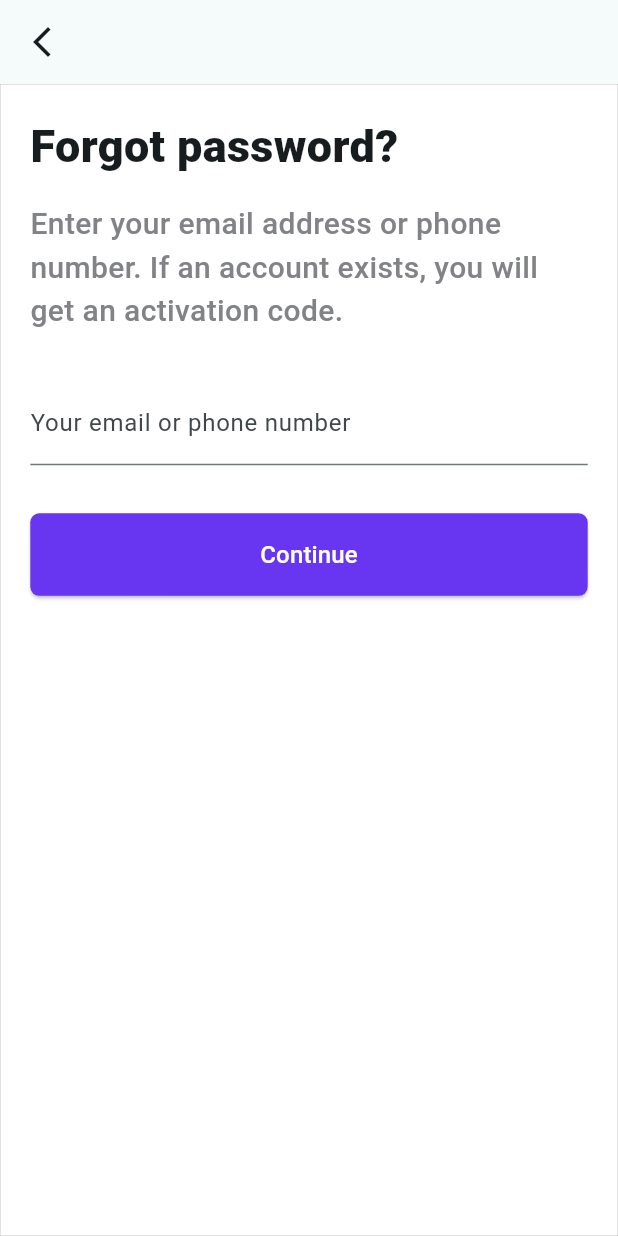
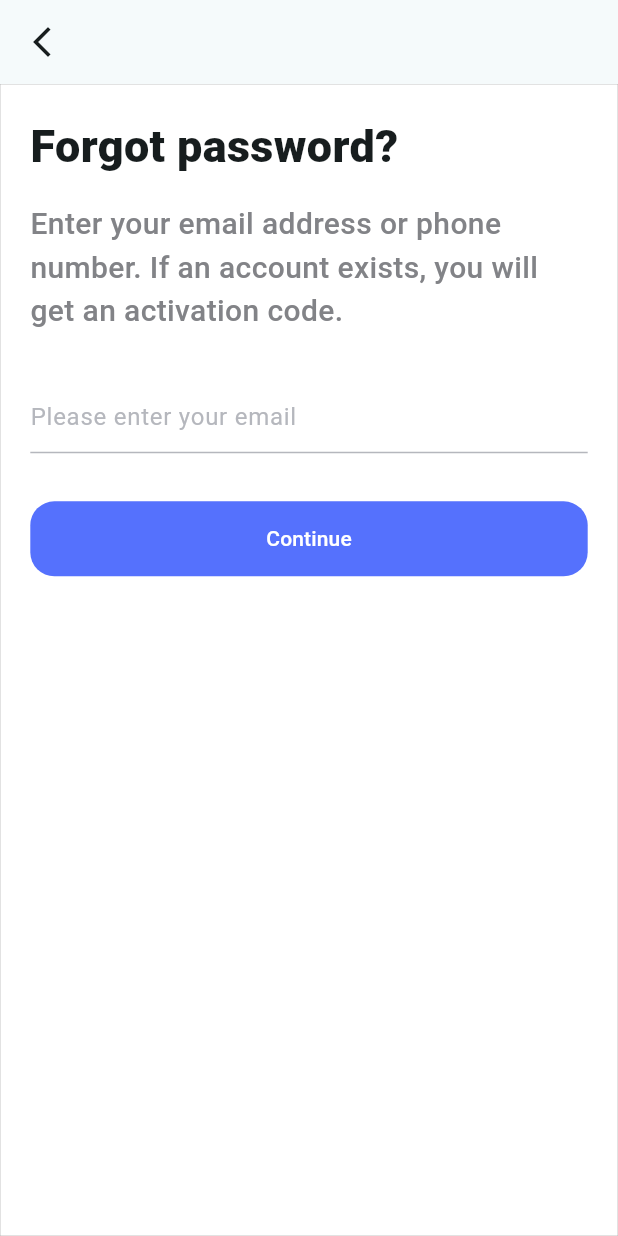
Before and after one commit to luan-thnh/zapp-app, a Flutter app: the ForgotPasswordScreen screen opened directly, on a phone screen of 412 x 824 dp. Run offline on Flutter 3.47's test engine with Material 3 defaults, Android fonts, the phone set to English and light mode, and no system bars; our stand-ins replace cloud_firestore, connectivity_plus, firebase_auth, firebase_core, firebase_storage, font_awesome_flutter and 2 more; missing offline and left inert: email_otp, flutter_facebook_auth; accounts and stored records are empty.

Commit message:
feat: zapp-010/forgot-password-screen

```diff
--- a/lib/screens/forgot_password_screen.dart
+++ b/lib/screens/forgot_password_screen.dart
@@ -1,9 +1,11 @@
 import 'package:email_otp/email_otp.dart';
 import 'package:flutter/material.dart';
-import 'package:messenger/screens/otp_confirmation_screen.dart';
 import 'package:messenger/screens/otp_send.dart';
 import 'package:messenger/theme/colors_theme.dart';
 import 'package:messenger/theme/typography_theme.dart';
+import 'package:messenger/utils/validate_field_util.dart';
+import 'package:messenger/widgets/button_widget.dart';
+import 'package:messenger/widgets/input_control_widget.dart';
 
 class ForgotPasswordScreen extends StatefulWidget {
   const ForgotPasswordScreen({Key? key}) : super(key: key);
@@ -13,15 +15,38 @@ class ForgotPasswordScreen extends StatefulWidget {
 }
 
 class _ForgotPasswordScreenState extends State<ForgotPasswordScreen> {
-  TextEditingController emailController = TextEditingController();
+  late TextEditingController emailController;
+
+  @override
+  void initState() {
+    super.initState();
+    emailController = TextEditingController();
+  }
+
+  @override
+  void dispose() {
+    emailController.dispose();
+    super.dispose();
+  }
+
   EmailOTP myauth = EmailOTP();
+  bool isSendingEmail = false;
 
   Future<void> _submitEmail(BuildContext context) async {
-    if (emailController.text.isNotEmpty) {
+    if (isSendingEmail) {
+      return; // Nếu đang gửi email, không làm gì cả
+    }
+
+    setState(() {
+      isSendingEmail = true; // Đánh dấu rằng đang gửi email
+    });
+
+    try {
+      if (emailController.text.trim().isNotEmpty) {
         myauth.setConfig(
           appEmail: "contact@hdevcoder.com",
           appName: "Email OTP",
-        userEmail: emailController.text,
+          userEmail: emailController.text.trim(),
           otpLength: 4,
           otpType: OTPType.digitsOnly,
         );
@@ -36,8 +61,7 @@ class _ForgotPasswordScreenState extends State<ForgotPasswordScreen> {
             MaterialPageRoute(
               builder: (context) => OtpScreen(
                 myauth: myauth,
-              userEmail:
-                  emailController.text, // Truyền giá trị email sang OtpScreen
+                userEmail: emailController.text.trim(),
               ),
             ),
           );
@@ -55,10 +79,18 @@ class _ForgotPasswordScreenState extends State<ForgotPasswordScreen> {
           ),
         );
       }
+    } finally {
+      setState(() {
+        isSendingEmail = false; // Đánh dấu rằng việc gửi email đã hoàn thành
+      });
+    }
   }
 
+  final _key = GlobalKey<FormState>();
   @override
   Widget build(BuildContext context) {
+    Size mq = MediaQuery.of(context).size;
+
     return Scaffold(
       appBar: AppBar(
         elevation: 0,
@@ -78,6 +110,8 @@ class _ForgotPasswordScreenState extends State<ForgotPasswordScreen> {
           ),
         ),
         padding: const EdgeInsets.all(20),
+        child: Form(
+          key: _key,
           child: Column(
             crossAxisAlignment: CrossAxisAlignment.start,
             children: [
@@ -94,47 +128,59 @@ class _ForgotPasswordScreenState extends State<ForgotPasswordScreen> {
                 ),
               ),
               SizedBox(height: 32),
-            TextFormField(
+              InputControlWidget(
                 controller: emailController,
-              keyboardType: TextInputType.emailAddress,
-              decoration: InputDecoration(
-                labelText: 'Your email or phone number',
-              ),
-              validator: (value) {
-                if (value == null || value.isEmpty) {
-                  return 'Please enter your email';
-                }
-                return null;
-              },
+                hintText: "Please enter your email",
+                obscureText: false,
+                validator: ValidateFieldUtil.validatePhoneNumberOrEmail,
               ),
               SizedBox(height: 32),
-            SizedBox(
-              width: double.infinity,
-              child: ElevatedButton(
-                onPressed: () {
+              TextButton(
+                onPressed: isSendingEmail
+                    ? null
+                    : () {
+                        if (_key.currentState!.validate()) {
+                          print('object');
                           _submitEmail(context);
+                        }
                       },
-                style: ElevatedButton.styleFrom(
-                  primary: ColorsTheme.purple,
+                style: TextButton.styleFrom(
+                    primary: ColorsTheme.primary,
+                    backgroundColor: isSendingEmail
+                        ? ColorsTheme.light
+                        : ColorsTheme.primary,
                     shape: RoundedRectangleBorder(
-                    borderRadius: BorderRadius.circular(6),
+                      borderRadius: BorderRadius.circular(16.0),
                     ),
+                    minimumSize: Size(mq.width, 50)),
+                child: Row(
+                  mainAxisAlignment: MainAxisAlignment.center,
+                  children: [
+                    if (isSendingEmail)
+                      const SizedBox(
+                        width: 16,
+                        height: 16,
+                        child: CircularProgressIndicator(
+                            color: ColorsTheme.lightDark),
                       ),
-                child: Padding(
-                  padding: EdgeInsets.all(16),
+                    if (isSendingEmail) const SizedBox(width: 12),
+                    Container(
+                      alignment: Alignment.center,
                       child: Text(
                         'Continue',
-                    style: TextStyle(
-                      fontSize: 16,
-                      color: Colors.white,
-                    ),
-                  ),
-                ),
+                        style: TypographyTheme.heading5(
+                            color: isSendingEmail
+                                ? ColorsTheme.lightDark
+                                : ColorsTheme.white),
                       ),
                     ),
                   ],
                 ),
               ),
+            ],
+          ),
+        ),
+      ),
     );
   }
 }
```
Also changed, not shown: lib/screens/login_screen.dart (+10 -3 lines), lib/screens/otp_send.dart (+57 -22 lines), lib/screens/register_screen.dart (+15 -7 lines). Lines whose indentation alone changed are shown as unchanged.
